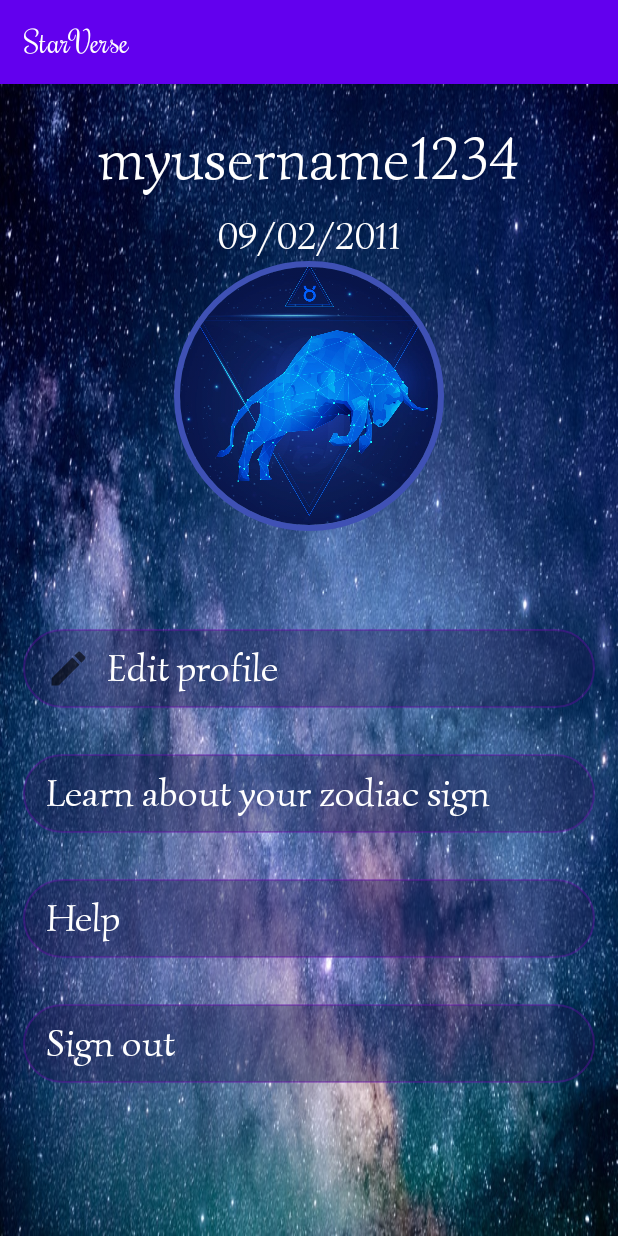
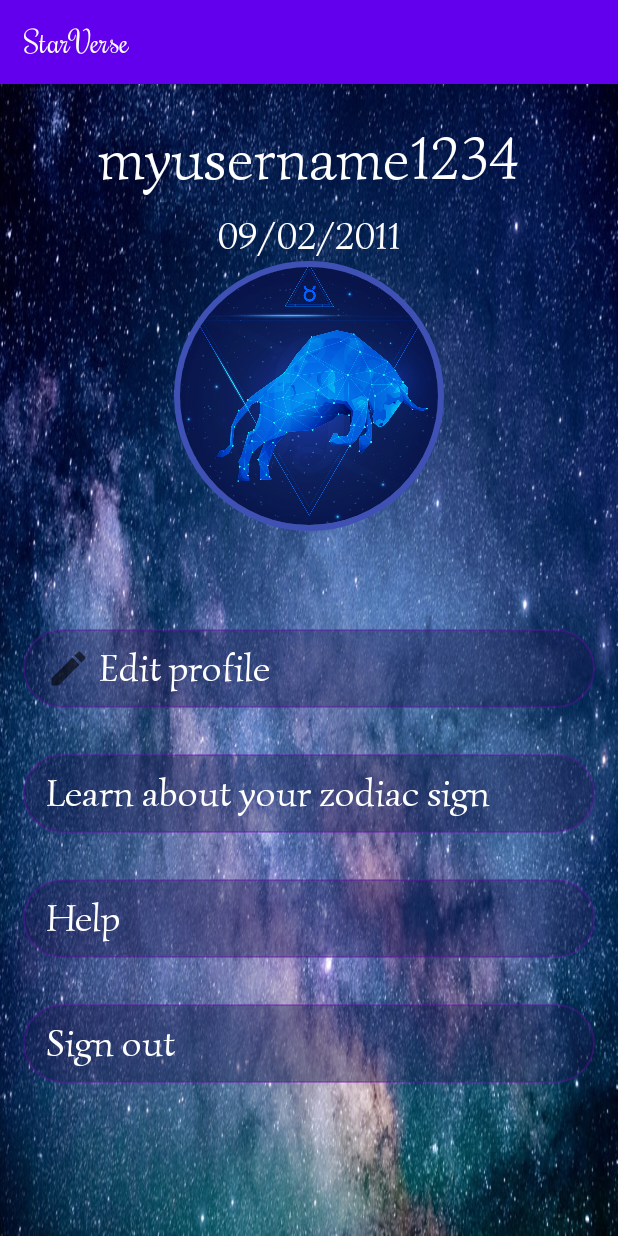
Before and after one commit to thaipham98/StarVerse, an Android app: the MyProfileActivity screen opened directly, with no data from a screen before it, on a phone screen of 412 x 824 dp. Run offline under Robolectric (Android 15) with nearby library versions, the phone set to English and light mode, and no system bars; plain views replace CircularImageView; Roboto replaces fonts that are not available here.

Commit message:
Profile page

```diff
--- a/app/src/main/res/layout/activity_my_profile.xml
+++ b/app/src/main/res/layout/activity_my_profile.xml
@@ -81,6 +81,7 @@
             android:layout_width="fill_parent"
             android:layout_height="wrap_content"
             android:drawableLeft="@drawable/icon_edit"
+            android:drawablePadding="5dp"
             android:background="@drawable/rounded_corner"
             android:layout_margin="15dp"
             android:paddingStart="15dp"
@@ -89,7 +90,7 @@
             android:paddingBottom="10dp"
             android:fontFamily="@font/simonetta"
             android:textColor="@color/white"
-            android:text="  Edit profile"
+            android:text="Edit profile"
             android:textSize="25sp"
             />
 
```
